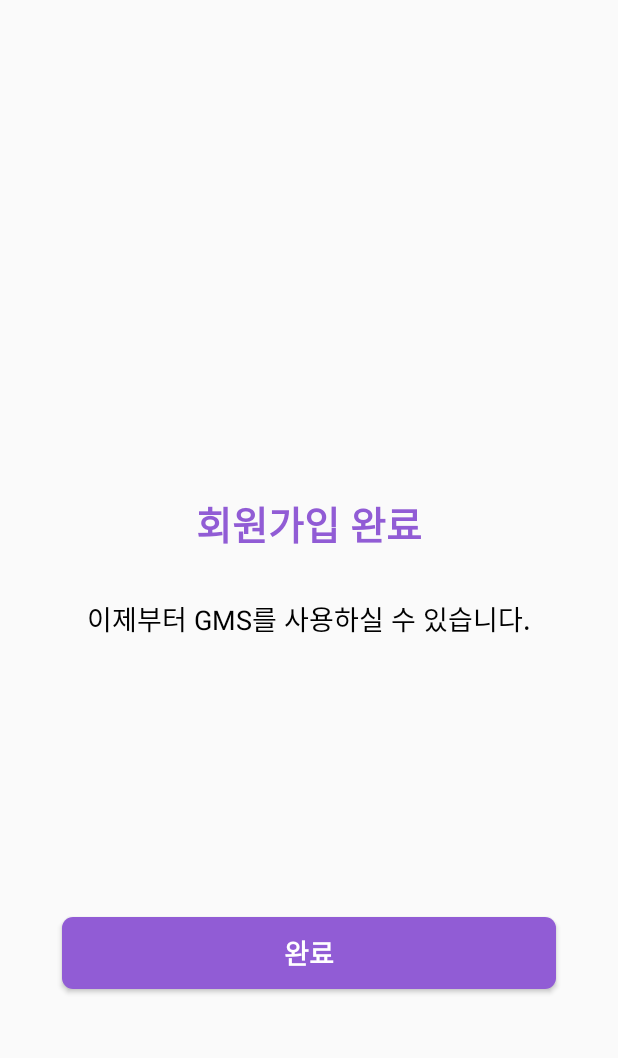
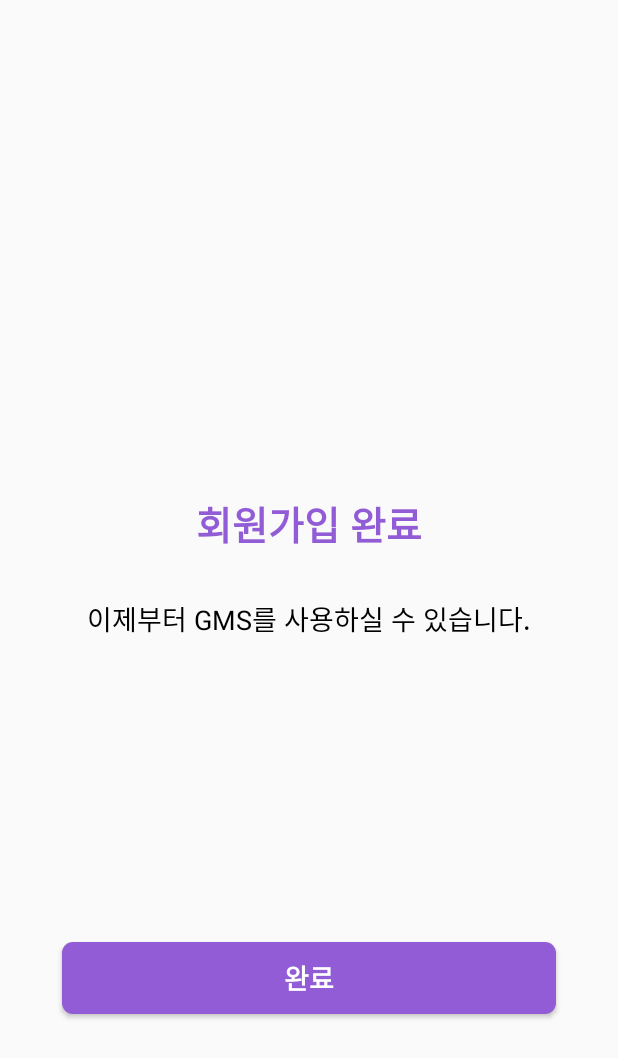
Before and after one commit to FitnessCenter/GYM-Android, an Android app: the fragment CompleteRegisterFragment shown on its own in the app's theme, on a phone screen of 412 x 824 dp. Shown: the top 1058 px of the screen. Run offline under Robolectric (Android 15) with nearby library versions, the phone set to English and light mode, and no system bars.

Commit message:
[MODIFY] <fragment_complete_register.xml> bottom guideline percent  0.8 -> 0.82

```diff
--- a/app/src/main/res/layout/fragment_complete_register.xml
+++ b/app/src/main/res/layout/fragment_complete_register.xml
@@ -48,7 +48,7 @@
         android:layout_width="wrap_content"
         android:layout_height="wrap_content"
         android:orientation="horizontal"
-        app:layout_constraintGuide_percent="0.8" />
+        app:layout_constraintGuide_percent="0.82" />
 
     <androidx.constraintlayout.widget.Guideline
         android:id="@+id/register_complete_gl_left"
```
